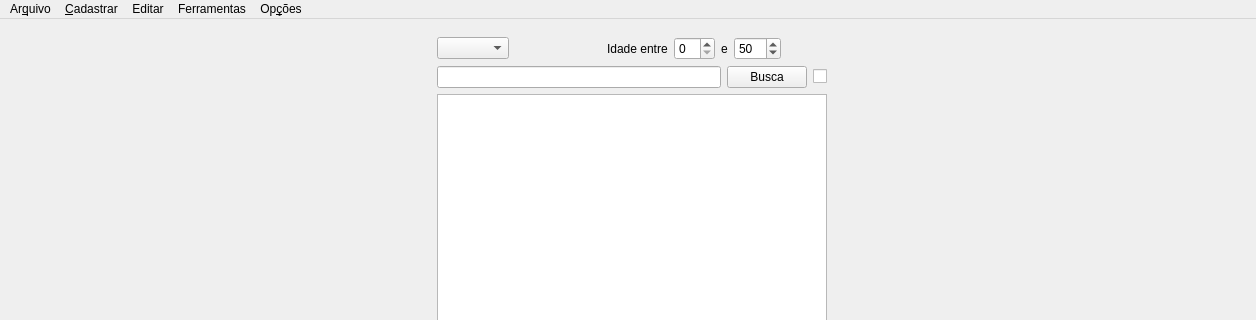
The window that src/main/resources/base/ui/mainWindow.ui (matheusfillipe/ganec) describes before a commit, drawn with Qt 5; both pictures show x 0 to 1256 and y 0 to 320 of the 1256 by 839 pixel window.
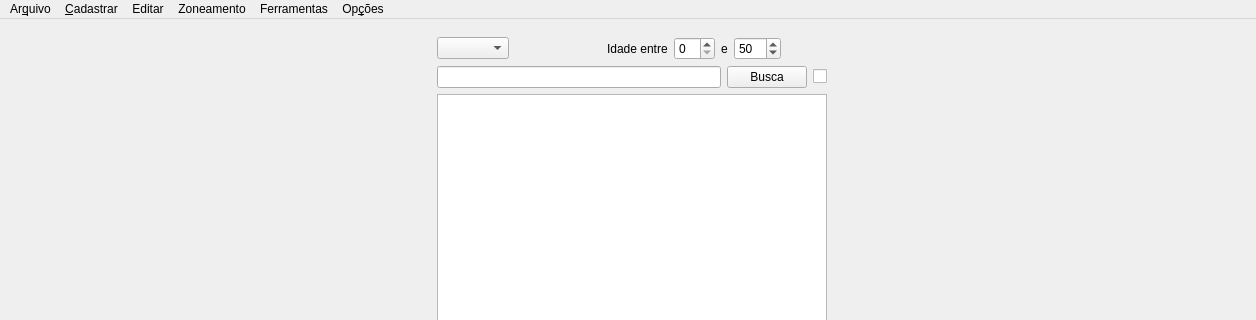
The same window after the commit.

```diff
--- a/src/main/resources/base/ui/mainWindow.ui
+++ b/src/main/resources/base/ui/mainWindow.ui
@@ -315,9 +315,18 @@
     <addaction name="actionDist_ncia"/>
     <addaction name="menuExibir_2"/>
    </widget>
+   <widget class="QMenu" name="menuZoneamento">
+    <property name="title">
+     <string>Zoneamento</string>
+    </property>
+    <addaction name="actionCalcular_Rotas_2"/>
+    <addaction name="actionRecalcular_endere_os_de_alunos"/>
+    <addaction name="actionRecalcular_endere_os_de_escolas"/>
+   </widget>
    <addaction name="menuArquivo"/>
    <addaction name="menuCadastrar"/>
    <addaction name="menuComputar"/>
+   <addaction name="menuZoneamento"/>
    <addaction name="menuFerramentas"/>
    <addaction name="menuOp_es"/>
   </widget>
```
Left out of the diff: 43 changed lines with no effect on the pictures.
